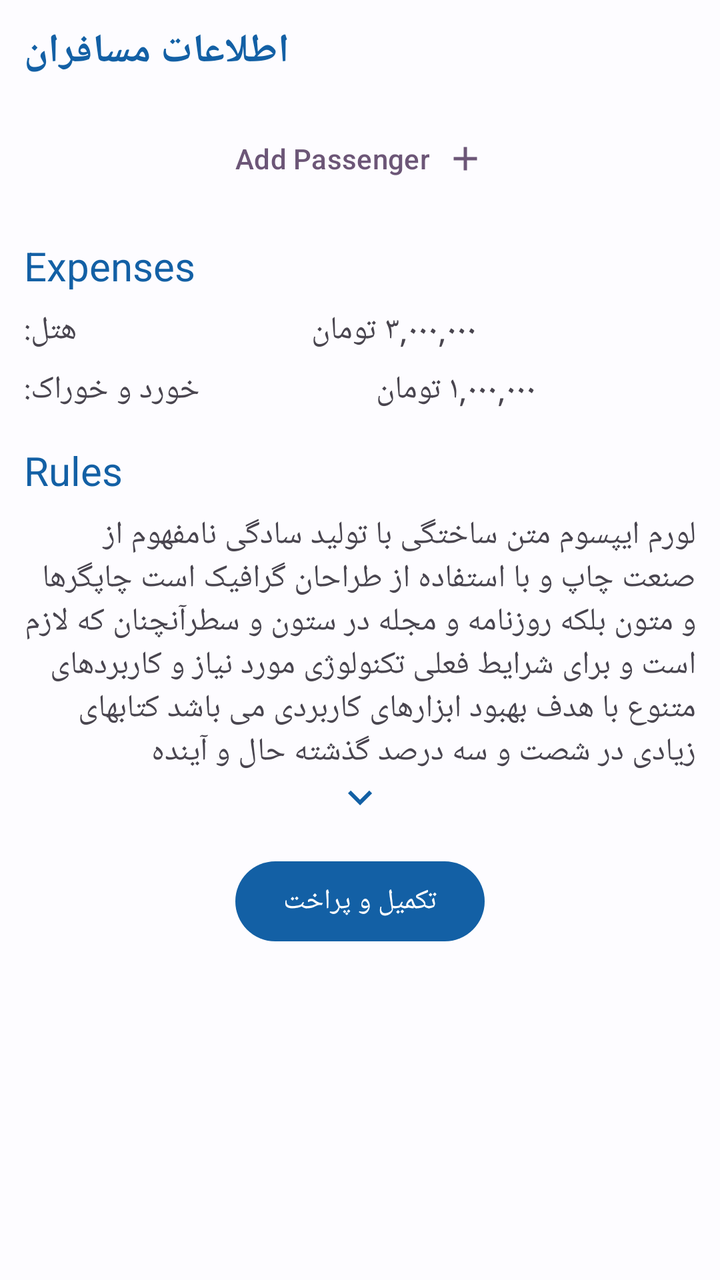
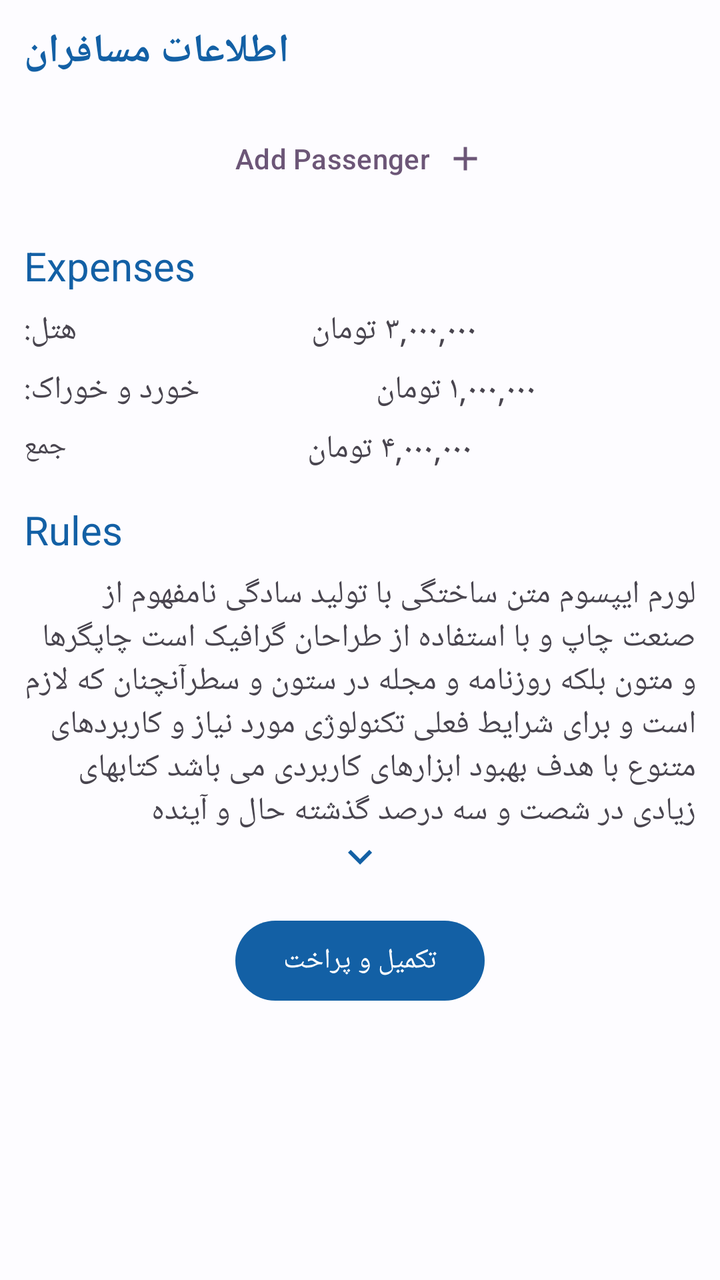

Before-and-after screenshots of an Android layout around one commit, followed by the original layout XML and the change that was made.
<!-- AndroidManifest.xml: application theme Theme.MyApplication -->
<!-- res/layout/fragment_reserve_tour.xml -->
<?xml version="1.0" encoding="utf-8"?>
<androidx.constraintlayout.widget.ConstraintLayout xmlns:android="http://schemas.android.com/apk/res/android"
    xmlns:app="http://schemas.android.com/apk/res-auto"
    xmlns:tools="http://schemas.android.com/tools"
    android:layout_width="match_parent"
    android:layout_height="match_parent"
    android:animateLayoutChanges="true"
    android:padding="12dp"
    tools:context=".ui.tour.ReserveTourFragment">

    <TextView
        android:id="@+id/textView14"
        android:layout_width="wrap_content"
        android:layout_height="wrap_content"
        android:text="اطلاعات مسافران"
        android:textColor="?attr/colorPrimary"
        android:textSize="20sp"
        android:textStyle="bold"
        app:layout_constraintStart_toStartOf="parent"
        app:layout_constraintTop_toTopOf="parent" />

    <LinearLayout
        android:id="@+id/passenger_items"
        android:layout_width="match_parent"
        android:layout_height="wrap_content"
        android:layout_marginTop="16dp"
        android:animateLayoutChanges="true"
        android:orientation="vertical"
        app:layout_constraintTop_toBottomOf="@+id/textView14" />


    <com.google.android.material.button.MaterialButton
        android:id="@+id/add_passenger"
        style="@style/Widget.Material3.Button.IconButton"
        android:layout_width="wrap_content"
        android:layout_height="wrap_content"
        android:text="@string/add_passenger"
        android:textColor="?attr/colorTertiary"
        app:icon="@drawable/baseline_add_24"
        app:iconGravity="end"
        app:iconPadding="8dp"
        app:iconTint="?attr/colorTertiary"
        app:layout_constraintEnd_toEndOf="parent"
        app:layout_constraintStart_toStartOf="parent"
        app:layout_constraintTop_toBottomOf="@+id/passenger_items" />

    <TextView
        android:id="@+id/textView15"
        android:layout_width="wrap_content"
        android:layout_height="wrap_content"
        android:layout_marginTop="16dp"
        android:text="@string/expenses"
        android:textColor="?attr/colorPrimary"
        android:textSize="20sp"
        app:layout_constraintStart_toStartOf="parent"
        app:layout_constraintTop_toBottomOf="@+id/add_passenger" />

    <TextView
        android:id="@+id/textView17"
        android:layout_width="wrap_content"
        android:layout_height="wrap_content"
        android:layout_marginTop="8dp"
        android:text="هتل:"
        android:textSize="16sp"
        app:layout_constraintStart_toStartOf="parent"
        app:layout_constraintTop_toBottomOf="@+id/textView15" />

    <TextView
        android:id="@+id/textView16"
        android:layout_width="0dp"
        android:layout_height="wrap_content"
        android:layout_marginStart="8dp"
        android:layout_marginTop="8dp"
        android:text="۳,۰۰۰,۰۰۰ تومان"
        android:textAlignment="center"
        android:textSize="16sp"
        app:layout_constraintEnd_toEndOf="parent"
        app:layout_constraintStart_toEndOf="@+id/textView17"
        app:layout_constraintTop_toBottomOf="@+id/textView15" />

    <TextView
        android:id="@+id/textView172"
        android:layout_width="wrap_content"
        android:layout_height="wrap_content"
        android:layout_marginTop="8dp"
        android:text="خورد و خوراک:"
        android:textSize="16sp"
        app:layout_constraintStart_toStartOf="parent"
        app:layout_constraintTop_toBottomOf="@+id/textView17" />

    <TextView
        android:id="@+id/textView162"
        android:layout_width="0dp"
        android:layout_height="wrap_content"
        android:layout_marginStart="8dp"
        android:layout_marginTop="8dp"
        android:text="۱,۰۰۰,۰۰۰ تومان"
        android:textAlignment="center"
        android:textSize="16sp"
        app:layout_constraintEnd_toEndOf="parent"
        app:layout_constraintStart_toEndOf="@+id/textView172"
        app:layout_constraintTop_toBottomOf="@+id/textView16" />

    <TextView
        android:id="@+id/textView18"
        android:layout_width="wrap_content"
        android:layout_height="wrap_content"
        android:layout_marginTop="16dp"
        android:text="@string/rules"
        android:textColor="?attr/colorPrimary"
        android:textSize="20sp"
        app:layout_constraintStart_toStartOf="parent"
        app:layout_constraintTop_toBottomOf="@+id/textView172" />

    <TextView
        android:id="@+id/textView19"
        android:layout_width="match_parent"
        android:layout_height="wrap_content"
        android:layout_marginTop="8dp"
        android:background="?attr/selectableItemBackground"
        android:clickable="true"
        android:focusable="true"
        android:text="لورم ایپسوم متن ساختگی با تولید سادگی نامفهوم از صنعت چاپ و با استفاده از طراحان گرافیک است چاپگرها و متون بلکه روزنامه و مجله در ستون و سطرآنچنان که لازم است و برای شرایط فعلی تکنولوژی مورد نیاز و کاربردهای متنوع با هدف بهبود ابزارهای کاربردی می باشد کتابهای زیادی در شصت و سه درصد گذشته حال و آینده"
        android:textSize="16sp"
        app:drawableBottomCompat="@drawable/baseline_keyboard_arrow_down_24"
        app:drawableTint="?attr/colorPrimary"
        app:layout_constraintTop_toBottomOf="@+id/textView18"
        tools:layout_editor_absoluteX="12dp" />

    <com.google.android.material.button.MaterialButton
        android:layout_width="wrap_content"
        android:layout_height="wrap_content"
        android:layout_marginTop="16dp"
        android:text="تکمیل و پراخت"
        app:layout_constraintEnd_toEndOf="parent"
        app:layout_constraintStart_toStartOf="parent"
        app:layout_constraintTop_toBottomOf="@+id/textView19" />

</androidx.constraintlayout.widget.ConstraintLayout>
<!-- resources referenced by this layout -->
<resources>
  <!-- drawable baseline_add_24 (drawable) -->
  <vector xmlns:android="http://schemas.android.com/apk/res/android" android:height="24dp" android:tint="#000000" android:viewportHeight="24" android:viewportWidth="24" android:width="24dp">
        
      <path android:fillColor="@android:color/white" android:pathData="M19,13h-6v6h-2v-6H5v-2h6V5h2v6h6v2z"/>
      
  </vector>
  <!-- drawable baseline_keyboard_arrow_down_24 (drawable) -->
  <vector xmlns:android="http://schemas.android.com/apk/res/android" android:height="24dp" android:tint="#000000" android:viewportHeight="24" android:viewportWidth="24" android:width="24dp">
        
      <path android:fillColor="@android:color/white" android:pathData="M7.41,8.59L12,13.17l4.59,-4.58L18,10l-6,6 -6,-6 1.41,-1.41z"/>
      
  </vector>
  <string name="add_passenger">Add Passenger</string>
  <string name="expenses">Expenses</string>
  <string name="rules">Rules</string>
  <style name="Theme.MyApplication" parent="Base.Theme.MyApplication" />
  <color name="md_theme_light_primary">#1360A5</color>
  <color name="md_theme_light_onPrimary">#FFFFFF</color>
  <color name="md_theme_light_primaryContainer">#D3E4FF</color>
  <color name="md_theme_light_onPrimaryContainer">#001C38</color>
  <color name="md_theme_light_secondary">#545F70</color>
  <color name="md_theme_light_onSecondary">#FFFFFF</color>
  <color name="md_theme_light_secondaryContainer">#D7E3F8</color>
  <color name="md_theme_light_onSecondaryContainer">#101C2B</color>
  <color name="md_theme_light_tertiary">#6C5677</color>
  <color name="md_theme_light_onTertiary">#FFFFFF</color>
  <color name="md_theme_light_tertiaryContainer">#F4D9FF</color>
  <color name="md_theme_light_onTertiaryContainer">#261431</color>
  <color name="md_theme_light_error">#BA1A1A</color>
  <color name="md_theme_light_errorContainer">#FFDAD6</color>
  <color name="md_theme_light_onError">#FFFFFF</color>
  <color name="md_theme_light_onErrorContainer">#410002</color>
  <color name="md_theme_light_background">#FDFCFF</color>
  <color name="md_theme_light_onBackground">#1A1C1E</color>
  <color name="md_theme_light_surface">#FDFCFF</color>
  <color name="md_theme_light_onSurface">#1A1C1E</color>
  <color name="md_theme_light_surfaceVariant">#DFE2EB</color>
  <color name="md_theme_light_onSurfaceVariant">#43474E</color>
  <color name="md_theme_light_outline">#73777F</color>
  <color name="md_theme_light_inverseOnSurface">#F1F0F4</color>
  <color name="md_theme_light_inverseSurface">#2F3033</color>
  <color name="md_theme_light_inversePrimary">#A2C9FF</color>
  <!-- unchanged entries left out for length: 1 -->
</resources>

<!-- the commit's change to res/layout/fragment_reserve_tour.xml (unified diff, before → after) -->
@@ -102,6 +102,28 @@
         app:layout_constraintTop_toBottomOf="@+id/textView16" />
 
     <TextView
+        android:id="@+id/textView21"
+        android:layout_width="wrap_content"
+        android:layout_height="wrap_content"
+        android:layout_marginTop="8dp"
+        android:text="جمع"
+        app:layout_constraintStart_toStartOf="parent"
+        app:layout_constraintTop_toBottomOf="@+id/textView172" />
+
+    <TextView
+        android:id="@+id/textView20"
+        android:layout_width="0dp"
+        android:layout_height="wrap_content"
+        android:layout_marginStart="8dp"
+        android:layout_marginTop="8dp"
+        android:textSize="16sp"
+        android:textAlignment="center"
+        android:text="۴,۰۰۰,۰۰۰ تومان"
+        app:layout_constraintEnd_toEndOf="parent"
+        app:layout_constraintStart_toEndOf="@+id/textView21"
+        app:layout_constraintTop_toBottomOf="@+id/textView162" />
+
+    <TextView
         android:id="@+id/textView18"
         android:layout_width="wrap_content"
         android:layout_height="wrap_content"
@@ -110,7 +132,7 @@
         android:textColor="?attr/colorPrimary"
         android:textSize="20sp"
         app:layout_constraintStart_toStartOf="parent"
-        app:layout_constraintTop_toBottomOf="@+id/textView172" />
+        app:layout_constraintTop_toBottomOf="@+id/textView20" />
 
     <TextView
         android:id="@+id/textView19"
